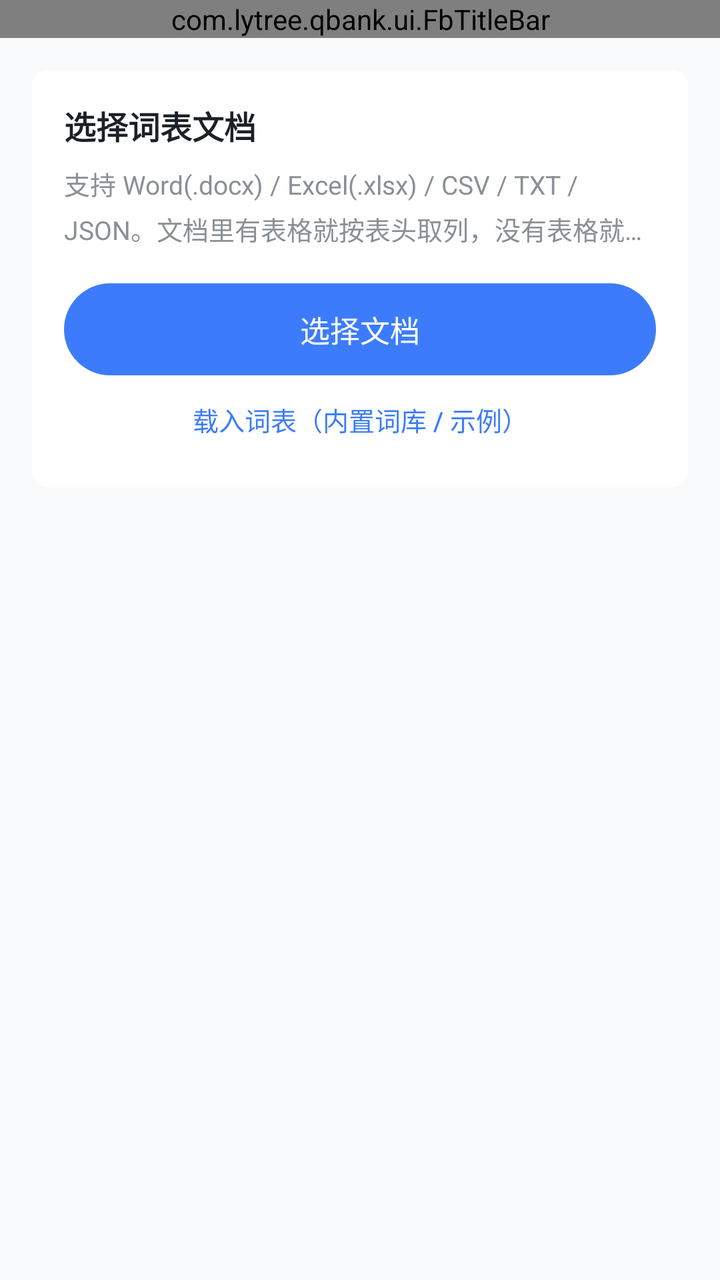
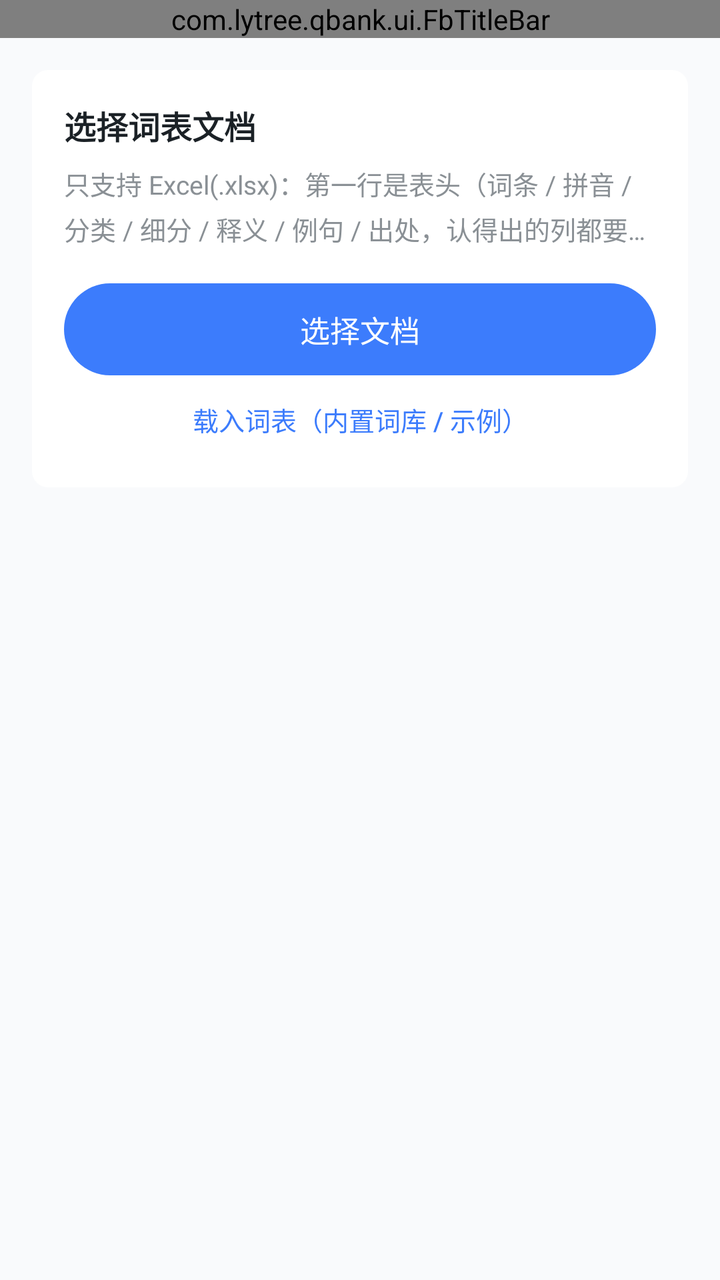

Two renders of the same Android screen: before a commit and after it. Below are the layout's source before the change and the commit's diff.
<!-- AndroidManifest.xml: application theme Theme.QBank -->
<!-- res/layout/activity_word_import.xml -->
<?xml version="1.0" encoding="utf-8"?>
<LinearLayout xmlns:android="http://schemas.android.com/apk/res/android"
    android:layout_width="match_parent"
    android:layout_height="match_parent"
    android:background="@color/fb_page_bg"
    android:orientation="vertical">

    <com.lytree.qbank.ui.FbTitleBar
        android:id="@+id/titleBar"
        android:layout_width="match_parent"
        android:layout_height="wrap_content" />

    <FrameLayout
        android:layout_width="match_parent"
        android:layout_height="0dp"
        android:layout_weight="1">

        
        <androidx.core.widget.NestedScrollView
            android:id="@+id/pickPanel"
            android:layout_width="match_parent"
            android:layout_height="match_parent"
            android:scrollbars="none">

            <LinearLayout
                android:layout_width="match_parent"
                android:layout_height="wrap_content"
                android:orientation="vertical"
                android:paddingStart="@dimen/fb_page_pad"
                android:paddingTop="16dp"
                android:paddingEnd="@dimen/fb_page_pad"
                android:paddingBottom="20dp">

                <LinearLayout style="@style/FbCard">

                    <TextView
                        android:layout_width="match_parent"
                        android:layout_height="wrap_content"
                        android:text="@string/word_pick_title"
                        android:textColor="@color/fb_text_title"
                        android:textSize="16sp"
                        android:textStyle="bold" />

                    <TextView
                        style="@style/FbItemSub"
                        android:layout_width="match_parent"
                        android:layout_height="wrap_content"
                        android:layout_marginTop="8dp"
                        android:lineSpacingExtra="4dp"
                        android:text="@string/word_pick_hint"
                        android:textSize="13sp" />

                    <com.google.android.material.button.MaterialButton
                        android:id="@+id/btnPick"
                        style="@style/FbPrimaryButton"
                        android:layout_width="match_parent"
                        android:layout_marginTop="18dp"
                        android:text="选择文档" />

                    <com.google.android.material.button.MaterialButton
                        android:id="@+id/btnSample"
                        style="@style/FbTextButton"
                        android:layout_width="match_parent"
                        android:layout_marginTop="4dp"
                        android:text="@string/word_sample_button" />
                </LinearLayout>
            </LinearLayout>
        </androidx.core.widget.NestedScrollView>

        
        <androidx.core.widget.NestedScrollView
            android:id="@+id/resultPanel"
            android:layout_width="match_parent"
            android:layout_height="match_parent"
            android:scrollbars="none"
            android:visibility="gone">

            <LinearLayout
                android:layout_width="match_parent"
                android:layout_height="wrap_content"
                android:orientation="vertical"
                android:paddingStart="@dimen/fb_page_pad"
                android:paddingTop="16dp"
                android:paddingEnd="@dimen/fb_page_pad"
                android:paddingBottom="20dp">

                <LinearLayout style="@style/FbCard">

                    <TextView
                        android:id="@+id/tvFile"
                        android:layout_width="match_parent"
                        android:layout_height="wrap_content"
                        android:textColor="@color/fb_text_title"
                        android:textSize="15sp"
                        android:textStyle="bold" />

                    <TextView
                        android:id="@+id/tvStat"
                        style="@style/FbItemSub"
                        android:layout_width="match_parent"
                        android:layout_height="wrap_content"
                        android:layout_marginTop="8dp"
                        android:lineSpacingExtra="4dp" />

                    <TextView
                        android:id="@+id/tvGuessed"
                        android:layout_width="match_parent"
                        android:layout_height="wrap_content"
                        android:layout_marginTop="4dp"
                        android:textColor="@color/partial"
                        android:textSize="12sp"
                        android:visibility="gone" />
                </LinearLayout>

                <LinearLayout
                    style="@style/FbCard"
                    android:layout_marginTop="@dimen/fb_card_gap_v">

                    <LinearLayout
                        android:layout_width="match_parent"
                        android:layout_height="wrap_content"
                        android:gravity="center_vertical"
                        android:orientation="horizontal">

                        <LinearLayout
                            android:layout_width="0dp"
                            android:layout_height="wrap_content"
                            android:layout_weight="1"
                            android:orientation="vertical">

                            <TextView
                                android:layout_width="wrap_content"
                                android:layout_height="wrap_content"
                                android:text="@string/word_import_replace"
                                android:textColor="@color/fb_text_title"
                                android:textSize="14sp" />

                            <TextView
                                style="@style/FbItemSub"
                                android:layout_width="match_parent"
                                android:layout_height="wrap_content"
                                android:layout_marginTop="4dp"
                                android:text="@string/word_import_replace_hint"
                                android:textSize="12sp" />
                        </LinearLayout>

                        <com.lytree.qbank.ui.FbSwitchView
                            android:id="@+id/switchReplace"
                            android:layout_width="38dp"
                            android:layout_height="22dp"
                            android:layout_marginStart="12dp" />
                    </LinearLayout>
                </LinearLayout>

                <LinearLayout
                    android:layout_width="match_parent"
                    android:layout_height="wrap_content"
                    android:layout_marginTop="20dp"
                    android:layout_marginBottom="2dp"
                    android:gravity="center_vertical"
                    android:orientation="horizontal"
                    android:paddingStart="4dp">

                    <TextView
                        android:layout_width="0dp"
                        android:layout_height="wrap_content"
                        android:layout_weight="1"
                        android:text="词条预览"
                        android:textColor="@color/fb_text_title"
                        android:textSize="14sp"
                        android:textStyle="bold" />

                    <com.google.android.material.button.MaterialButton
                        android:id="@+id/btnAll"
                        style="@style/FbTextButton"
                        android:layout_width="wrap_content"
                        android:text="全选 / 反选" />
                </LinearLayout>

                <androidx.recyclerview.widget.RecyclerView
                    android:id="@+id/list"
                    android:layout_width="match_parent"
                    android:layout_height="wrap_content"
                    android:nestedScrollingEnabled="false" />

                <TextView
                    android:id="@+id/tvIssuesTitle"
                    android:layout_width="match_parent"
                    android:layout_height="wrap_content"
                    android:layout_marginStart="4dp"
                    android:layout_marginTop="20dp"
                    android:layout_marginBottom="2dp"
                    android:text="解析提示"
                    android:textColor="@color/fb_text_title"
                    android:textSize="14sp"
                    android:textStyle="bold"
                    android:visibility="gone" />

                <androidx.recyclerview.widget.RecyclerView
                    android:id="@+id/listIssues"
                    android:layout_width="match_parent"
                    android:layout_height="wrap_content"
                    android:nestedScrollingEnabled="false"
                    android:visibility="gone" />
            </LinearLayout>
        </androidx.core.widget.NestedScrollView>
    </FrameLayout>

    <View
        android:id="@+id/bottomDivider"
        android:layout_width="match_parent"
        android:layout_height="0.5dp"
        android:background="@color/fb_divider"
        android:visibility="gone" />

    <FrameLayout
        android:id="@+id/bottomBar"
        android:layout_width="match_parent"
        android:layout_height="wrap_content"
        android:background="@color/fb_bar_bg"
        android:paddingStart="@dimen/fb_page_pad"
        android:paddingTop="10dp"
        android:paddingEnd="@dimen/fb_page_pad"
        android:paddingBottom="10dp"
        android:visibility="gone">

        <com.google.android.material.button.MaterialButton
            android:id="@+id/btnImport"
            style="@style/FbPrimaryButton"
            android:layout_width="match_parent"
            android:text="@string/word_import_confirm" />
    </FrameLayout>
</LinearLayout>
<!-- resources referenced by this layout -->
<resources>
  <color name="fb_bar_bg">#FFFFFF</color>
  <color name="fb_divider">#F0F2F5</color>
  <color name="fb_page_bg">#F9FAFC</color>
  <color name="fb_text_title">#1B2126</color>
  <color name="partial">#F5A623</color>
  <dimen name="fb_card_gap_v">12dp</dimen>
  <dimen name="fb_page_pad">16dp</dimen>
  <string name="word_import_confirm">导入词库</string>
  <string name="word_import_replace">覆盖整个词库</string>
  <string name="word_import_replace_hint">打开后先清空已有词条再导入（整表换版本时用）；关掉则按词条合并更新</string>
  <string name="word_pick_hint">支持 Word(.docx) / Excel(.xlsx) / CSV / TXT / JSON。文档里有表格就按表头取列，没有表格就一段一个词条。不再局限于四字成语，实词一并导入。</string>
  <string name="word_pick_title">选择词表文档</string>
  <string name="word_sample_button">载入词表（内置词库 / 示例）</string>
  <style name="FbCard">
          <item name="android:layout_width">match_parent</item>
          <item name="android:layout_height">wrap_content</item>
          <item name="android:orientation">vertical</item>
          <item name="android:background">@drawable/bg_fb_card</item>
          <item name="android:padding">@dimen/fb_card_pad</item>
      </style>
  <style name="FbItemSub">
          <item name="android:textSize">@dimen/fb_text_item_sub</item>
          <item name="android:textColor">@color/fb_text_meta</item>
          <item name="android:maxLines">2</item>
          <item name="android:ellipsize">end</item>
      </style>
  <style name="FbTextButton" parent="Widget.MaterialComponents.Button.TextButton">
          <item name="android:layout_width">wrap_content</item>
          <item name="android:layout_height">wrap_content</item>
          <item name="android:textSize">@dimen/fb_text_body_sm</item>
          <item name="android:textColor">@color/fb_primary</item>
          <item name="android:textAllCaps">false</item>
          <item name="android:letterSpacing">0</item>
          <item name="android:minWidth">0dp</item>
          <item name="android:minHeight">36dp</item>
          <item name="android:insetTop">0dp</item>
          <item name="android:insetBottom">0dp</item>
          <item name="rippleColor">@color/fb_ripple</item>
      </style>
  <!-- drawable bg_fb_card (drawable) -->
  <?xml version="1.0" encoding="utf-8"?>
  <shape xmlns:android="http://schemas.android.com/apk/res/android" android:shape="rectangle">
      <solid android:color="@color/fb_card_bg" />
      <corners android:radius="@dimen/fb_card_radius" />
  </shape>
  <dimen name="fb_card_pad">16dp</dimen>
  <dimen name="fb_text_item_sub">12sp</dimen>
  <color name="fb_text_meta">#8A9095</color>
  <dimen name="fb_btn_h">46dp</dimen>
  <dimen name="fb_btn_text_size">15sp</dimen>
  <color name="fb_text_on_primary">#FFFFFF</color>
  <color name="fb_primary">#3C7CFC</color>
  <dimen name="fb_btn_radius">23dp</dimen>
  <dimen name="fb_text_body_sm">13sp</dimen>
  <color name="fb_ripple">#1A3C7CFC</color>
  <color name="fb_primary_deep">#2A5FD6</color>
  <style name="ThemeOverlay.QBank.Dialog" parent="ThemeOverlay.MaterialComponents.MaterialAlertDialog">
          <item name="colorPrimary">@color/fb_primary</item>
          <item name="shapeAppearanceOverlay">@style/ShapeAppearance.QBank.Dialog</item>
          <item name="android:textColorPrimary">@color/fb_text_title</item>
          <item name="android:textColorSecondary">@color/fb_text_meta</item>
      </style>
  <color name="fb_card_bg">#FFFFFF</color>
  <dimen name="fb_card_radius">8dp</dimen>
  <style name="ShapeAppearance.QBank.Dialog" parent="">
          <item name="cornerFamily">rounded</item>
          <item name="cornerSize">@dimen/fb_radius_sheet</item>
      </style>
  <dimen name="fb_radius_sheet">12dp</dimen>
  <!-- unchanged entries left out for length: 2 -->
</resources>

<!-- the commit's change to res/layout/activity_word_import.xml (unified diff, before → after) -->
@@ -100,7 +100,9 @@
                         android:layout_width="match_parent"
                         android:layout_height="wrap_content"
                         android:layout_marginTop="8dp"
-                        android:lineSpacingExtra="4dp" />
+                        android:ellipsize="none"
+                        android:lineSpacingExtra="4dp"
+                        android:maxLines="6" />
 
                     <TextView
                         android:id="@+id/tvGuessed"
<!-- resource entries referenced after the edit -->
@@ -10,7 +10,7 @@
   <string name="word_import_confirm">导入词库</string>
   <string name="word_import_replace">覆盖整个词库</string>
   <string name="word_import_replace_hint">打开后先清空已有词条再导入（整表换版本时用）；关掉则按词条合并更新</string>
-  <string name="word_pick_hint">支持 Word(.docx) / Excel(.xlsx) / CSV / TXT / JSON。文档里有表格就按表头取列，没有表格就一段一个词条。不再局限于四字成语，实词一并导入。</string>
+  <string name="word_pick_hint">只支持 Excel(.xlsx)：第一行是表头（词条 / 拼音 / 分类 / 细分 / 释义 / 例句 / 出处，认得出的列都要），下面一行一个词条。实在没有分类列也能导，会按字数推测（4 字记成语，其余记实词）。</string>
   <string name="word_pick_title">选择词表文档</string>
   <string name="word_sample_button">载入词表（内置词库 / 示例）</string>
   <style name="FbCard">
